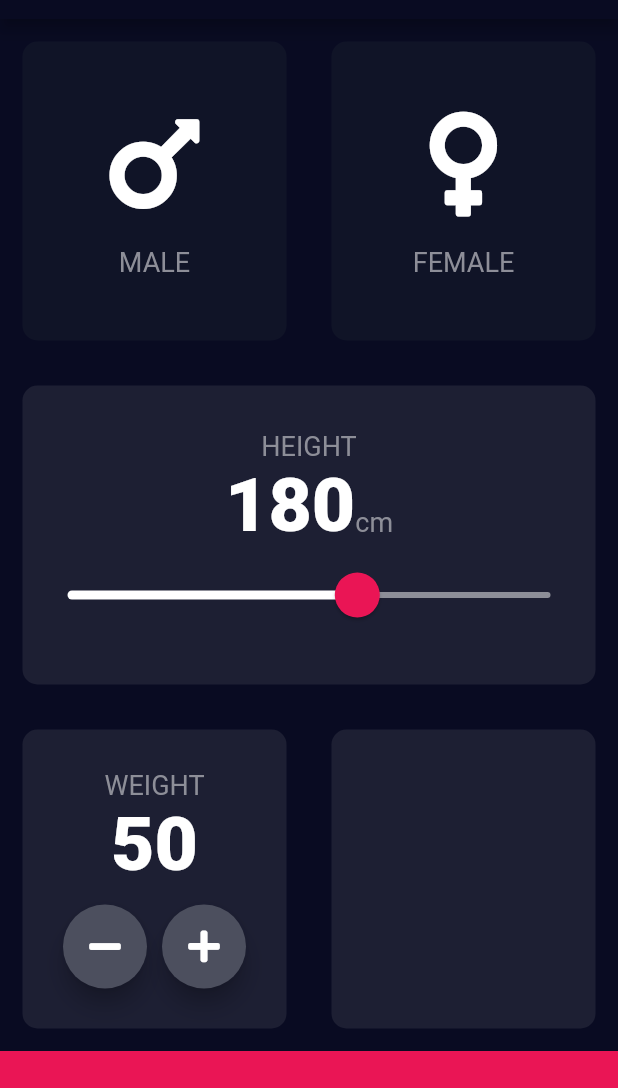
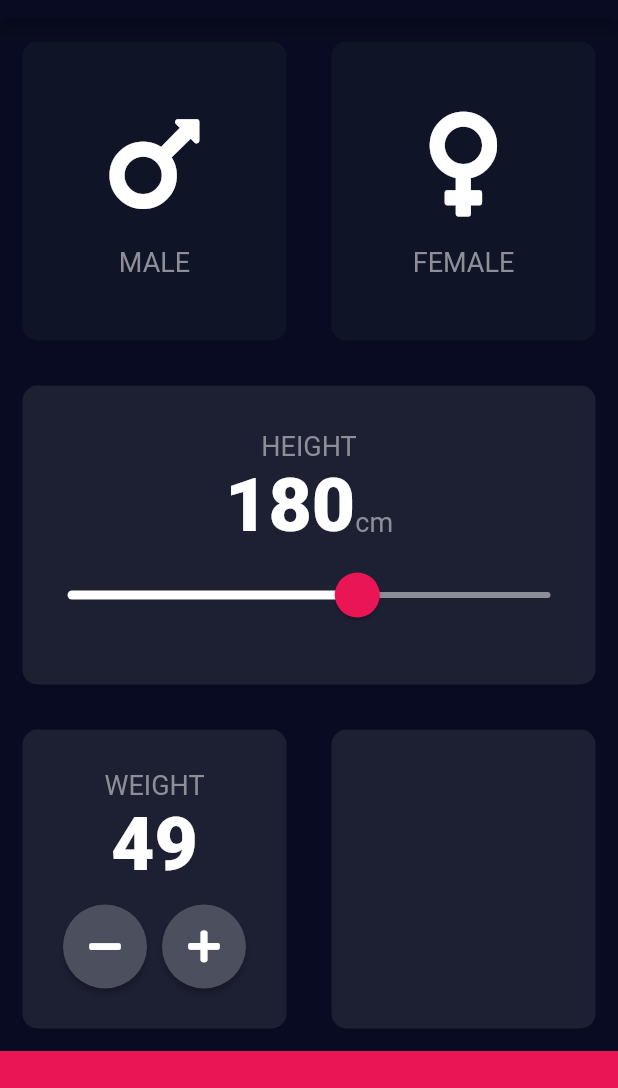
Before and after one commit to beingRD/BMI-Calculator, a Flutter app: the screen it shows after launch, after a tap on an icon or button, on a phone screen of 412 x 824 dp, the part 65-1153 px from its top. Run offline on Flutter 3.47's test engine with Material 2 defaults, Android fonts, the phone set to English and light mode, and no system bars; our stand-ins replace font_awesome_flutter.

Commit message:
icon/class

```diff
--- /dev/null
+++ b/lib/icon_button.dart
@@ -0,0 +1,23 @@
+import 'package:flutter/material.dart';
+import 'style.dart';
+
+class RoundIconButton extends StatelessWidget {
+  RoundIconButton({@required this.icon, @required this.onPressed});
+
+  final IconData icon;
+  final Function onPressed;
+
+  @override
+  Widget build(BuildContext context) {
+    return RawMaterialButton(
+      child: Icon(icon),
+      constraints: BoxConstraints.tightFor(
+        width: 56.0,
+        height: 56.0,
+      ),
+      shape: CircleBorder(),
+      fillColor: Style.buttonColor,
+      onPressed: onPressed,
+    );
+  }
+}
--- a/lib/input_page.dart
+++ b/lib/input_page.dart
@@ -3,6 +3,7 @@ import 'icon_card.dart';
 import 'reusable_card.dart';
 import 'package:flutter/material.dart';
 import 'package:font_awesome_flutter/font_awesome_flutter.dart';
+import 'icon_button.dart';
 
 enum Gender {
   male,
@@ -145,12 +146,22 @@ class _InputPageState extends State<InputPage> {
                           children: <Widget>[
                             RoundIconButton(
                               icon: FontAwesomeIcons.minus,
+                              onPressed: () {
+                                setState(() {
+                                  Style.weight--;
+                                });
+                              },
                             ),
                             SizedBox(
                               width: 10.0,
                             ),
                             RoundIconButton(
                               icon: FontAwesomeIcons.plus,
+                              onPressed: () {
+                                setState(() {
+                                  Style.weight++;
+                                });
+                              },
                             )
                           ],
                         ),
@@ -178,24 +189,3 @@ class _InputPageState extends State<InputPage> {
     );
   }
 }
-
-class RoundIconButton extends StatelessWidget {
-  RoundIconButton({this.icon});
-
-  final IconData icon;
-
-  @override
-  Widget build(BuildContext context) {
-    return RawMaterialButton(
-      child: Icon(icon),
-      constraints: BoxConstraints.tightFor(
-        width: 56.0,
-        height: 56.0,
-      ),
-      shape: CircleBorder(),
-      elevation: 6.0,
-      fillColor: Style.buttonColor,
-      onPressed: () {},
-    );
-  }
-}
```
